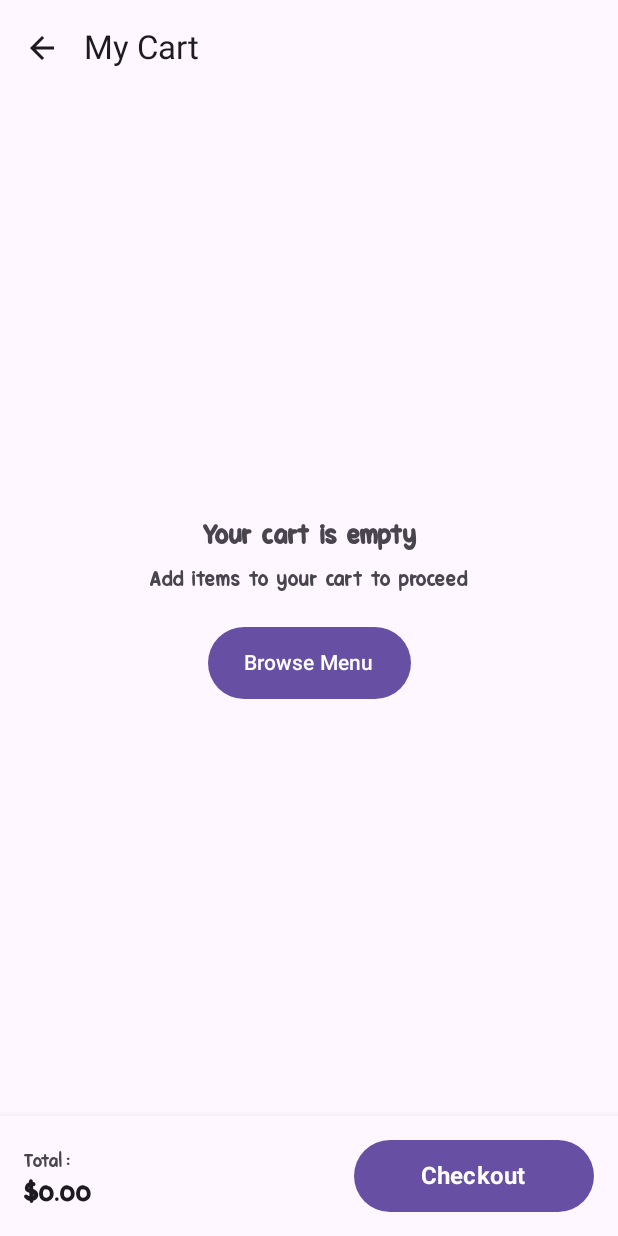
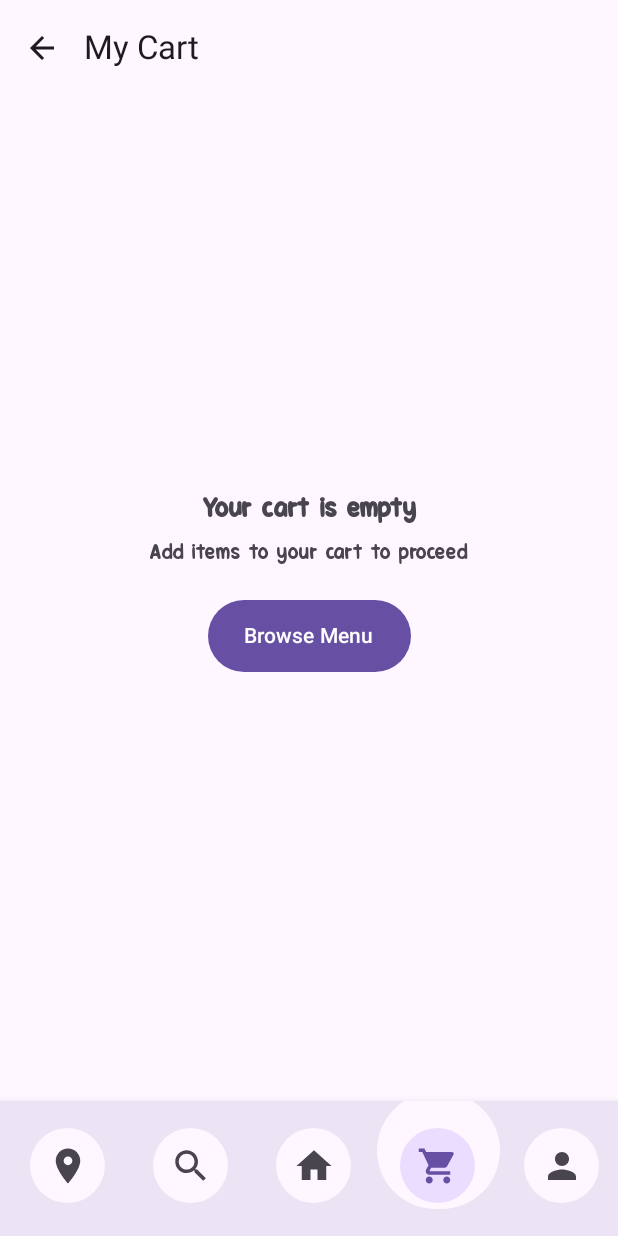
Before and after one commit to NabeelM99/Food-Delivery-App, an Android app built with Jetpack Compose: the AddToCartScreen screen opened through its navigation route, on a phone screen of 412 x 824 dp. Run offline under Robolectric (Android 15) with nearby library versions, the phone set to English and light mode, and no system bars; our stand-ins replace Firebase (no records; nobody signed in at launch, a user with empty details on screens opened directly).

Commit message:
Initial commit

```diff
--- a/app/src/main/java/com/example/fooddeliveryapp/ui/screen/AddToCartScreen.kt
+++ b/app/src/main/java/com/example/fooddeliveryapp/ui/screen/AddToCartScreen.kt
@@ -18,6 +18,7 @@ import androidx.compose.ui.draw.clip
 import androidx.compose.ui.graphics.Color
 import androidx.compose.ui.layout.ContentScale
 import androidx.compose.ui.res.painterResource
+import androidx.compose.material3.Surface
 import androidx.compose.ui.text.font.FontWeight
 import androidx.compose.ui.text.style.TextAlign
 import androidx.compose.ui.unit.dp
@@ -28,6 +29,7 @@ import kotlinx.coroutines.launch
 import androidx.lifecycle.ViewModel
 import androidx.lifecycle.viewModelScope
 import com.example.fooddeliveryapp.R
+import com.example.fooddeliveryapp.components.BottomNavBar
 import com.example.fooddeliveryapp.ui.theme.Orange
 import kotlinx.coroutines.flow.MutableStateFlow
 import kotlinx.coroutines.flow.StateFlow
@@ -163,21 +165,18 @@ fun AddToCartScreen(
     val cartItems by cartViewModel.cartItems.collectAsState()
     val snackbarHostState = remember { SnackbarHostState() }
     val scope = rememberCoroutineScope()
-
-    // Calculate the total price
     val totalPrice = cartItems.sumOf { it.price * it.quantity }
+    var currentRoute by remember { mutableStateOf("cart") }
 
     Scaffold(
+
         snackbarHost = { SnackbarHost(snackbarHostState) },
         topBar = {
             TopAppBar(
                 title = { Text("My Cart") },
                 navigationIcon = {
                     IconButton(onClick = { navController.popBackStack() }) {
-                        Icon(
-                            imageVector = Icons.Default.ArrowBack,
-                            contentDescription = "Back"
-                        )
+                        Icon(Icons.Default.ArrowBack, "Back")
                     }
                 },
                 colors = TopAppBarDefaults.mediumTopAppBarColors(
@@ -186,32 +185,35 @@ fun AddToCartScreen(
             )
         },
         bottomBar = {
-            BottomCheckoutBar(
-                totalPrice = totalPrice,
-                onCheckoutClicked = {
-                    scope.launch {
-                        if (cartItems.isEmpty()) {
-                            snackbarHostState.showSnackbar("Your cart is empty")
-                        } else {
-                            snackbarHostState.showSnackbar("Proceeding to checkout")
-                            // Here you would navigate to checkout screen
-                            // navController.navigate("checkout")
-                        }
-                    }
+            Surface(
+                modifier = Modifier.fillMaxWidth(),
+                shadowElevation = 8.dp,
+                color = MaterialTheme.colorScheme.surface
+            ) {
+                BottomNavBar(
+                    currentRoute = currentRoute,
+                    onNavigate = { route ->
+                        currentRoute = route
+                        navController.navigate(route)
                     }
                 )
             }
+        }
     ) { paddingValues ->
+        Box(
+            modifier = Modifier
+                .padding(paddingValues)
+                .fillMaxSize()
+        ) {
             if (cartItems.isEmpty()) {
                 EmptyCartView(modifier = Modifier.padding(paddingValues))
             } else {
                 LazyColumn(
                     modifier = Modifier
                         .fillMaxSize()
-                    .padding(paddingValues)
-                    .padding(horizontal = 16.dp),
-                verticalArrangement = Arrangement.spacedBy(16.dp),
-                contentPadding = PaddingValues(vertical = 16.dp)
+                        .padding(bottom = 120.dp), // Space for checkout + nav
+                    contentPadding = PaddingValues(16.dp),
+                    verticalArrangement = Arrangement.spacedBy(16.dp)
                 ) {
                     items(cartItems) { cartItem ->
                         CartItemCard(
@@ -232,6 +234,29 @@ fun AddToCartScreen(
                                     snackbarHostState.showSnackbar("Item removed from cart")
                                 }
                             }
+                        )
+                    }
+                }
+                Column(
+                    modifier = Modifier
+                        .align(Alignment.BottomCenter)
+                        .fillMaxWidth()
+                        .background(MaterialTheme.colorScheme.surface)
+                        .padding(16.dp)
+                ) {
+                    BottomCheckoutBar(
+                        totalPrice = totalPrice,
+                        onCheckoutClicked = {
+                            scope.launch {
+                                if (cartItems.isEmpty()) {
+                                    snackbarHostState.showSnackbar("Your cart is empty")
+                                } else {
+                                    snackbarHostState.showSnackbar("Proceeding to checkout")
+                                    // Here you would navigate to checkout screen
+                                    // navController.navigate("checkout")
+                                }
+                            }
+                        },
                     )
                 }
             }
```
Lines whose indentation alone changed are shown as unchanged.
